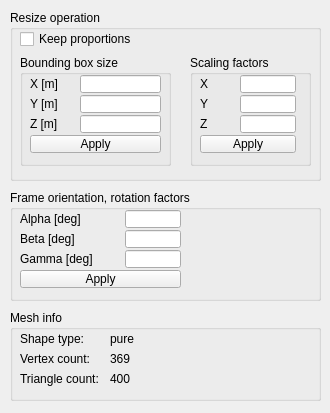
Qt form ui/qdlggeometry.ui (CoppeliaRobotics/coppeliaSimLib) before a commit.
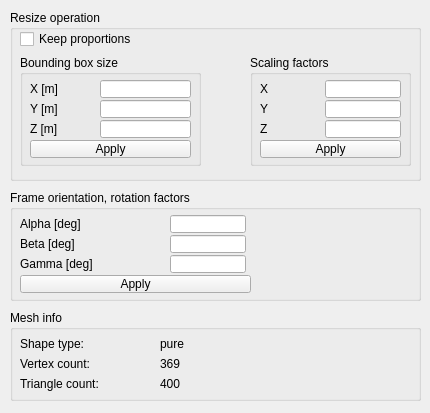
The same form after that commit.

Patch:
```diff
--- a/ui/qdlggeometry.ui
+++ b/ui/qdlggeometry.ui
@@ -6,7 +6,7 @@
    <rect>
     <x>0</x>
     <y>0</y>
-    <width>330</width>
+    <width>430</width>
     <height>413</height>
    </rect>
   </property>
@@ -21,7 +21,7 @@
     <rect>
      <x>10</x>
      <y>10</y>
-     <width>311</width>
+     <width>411</width>
      <height>171</height>
     </rect>
    </property>
@@ -36,7 +36,7 @@
      <rect>
       <x>10</x>
       <y>20</y>
-      <width>151</width>
+      <width>221</width>
       <height>18</height>
      </rect>
     </property>
@@ -52,7 +52,7 @@
      <rect>
       <x>10</x>
       <y>45</y>
-      <width>151</width>
+      <width>181</width>
       <height>111</height>
      </rect>
     </property>
@@ -66,8 +66,8 @@
      <property name="geometry">
       <rect>
        <x>10</x>
-       <y>20</y>
-       <width>51</width>
+       <y>25</y>
+       <width>71</width>
        <height>18</height>
       </rect>
      </property>
@@ -78,9 +78,9 @@
     <widget class="QLineEdit" name="qqSizeX">
      <property name="geometry">
       <rect>
-       <x>60</x>
-       <y>20</y>
-       <width>81</width>
+       <x>80</x>
+       <y>25</y>
+       <width>91</width>
        <height>18</height>
       </rect>
      </property>
@@ -89,8 +89,8 @@
      <property name="geometry">
       <rect>
        <x>10</x>
-       <y>40</y>
-       <width>51</width>
+       <y>45</y>
+       <width>71</width>
        <height>18</height>
       </rect>
      </property>
@@ -101,9 +101,9 @@
     <widget class="QLineEdit" name="qqSizeY">
      <property name="geometry">
       <rect>
-       <x>60</x>
-       <y>40</y>
-       <width>81</width>
+       <x>80</x>
+       <y>45</y>
+       <width>91</width>
        <height>18</height>
       </rect>
      </property>
@@ -111,9 +111,9 @@
     <widget class="QLineEdit" name="qqSizeZ">
      <property name="geometry">
       <rect>
-       <x>60</x>
-       <y>60</y>
-       <width>81</width>
+       <x>80</x>
+       <y>65</y>
+       <width>91</width>
        <height>18</height>
       </rect>
      </property>
@@ -122,8 +122,8 @@
      <property name="geometry">
       <rect>
        <x>10</x>
-       <y>60</y>
-       <width>51</width>
+       <y>65</y>
+       <width>71</width>
        <height>18</height>
       </rect>
      </property>
@@ -135,8 +135,8 @@
      <property name="geometry">
       <rect>
        <x>10</x>
-       <y>80</y>
-       <width>131</width>
+       <y>85</y>
+       <width>161</width>
        <height>18</height>
       </rect>
      </property>
@@ -151,9 +151,9 @@
    <widget class="QGroupBox" name="groupBox_3">
     <property name="geometry">
      <rect>
-      <x>180</x>
+      <x>240</x>
       <y>45</y>
-      <width>121</width>
+      <width>161</width>
       <height>111</height>
      </rect>
     </property>
@@ -167,7 +167,7 @@
      <property name="geometry">
       <rect>
        <x>10</x>
-       <y>60</y>
+       <y>65</y>
        <width>41</width>
        <height>18</height>
       </rect>
@@ -180,7 +180,7 @@
      <property name="geometry">
       <rect>
        <x>10</x>
-       <y>20</y>
+       <y>25</y>
        <width>41</width>
        <height>18</height>
       </rect>
@@ -192,9 +192,9 @@
     <widget class="QLineEdit" name="qqScaleZ">
      <property name="geometry">
       <rect>
-       <x>50</x>
-       <y>60</y>
-       <width>56</width>
+       <x>75</x>
+       <y>65</y>
+       <width>76</width>
        <height>18</height>
       </rect>
      </property>
@@ -202,9 +202,9 @@
     <widget class="QLineEdit" name="qqScaleY">
      <property name="geometry">
       <rect>
-       <x>50</x>
-       <y>40</y>
-       <width>56</width>
+       <x>75</x>
+       <y>45</y>
+       <width>76</width>
        <height>18</height>
       </rect>
      </property>
@@ -213,7 +213,7 @@
      <property name="geometry">
       <rect>
        <x>10</x>
-       <y>40</y>
+       <y>45</y>
        <width>41</width>
        <height>18</height>
       </rect>
@@ -225,9 +225,9 @@
     <widget class="QLineEdit" name="qqScaleX">
      <property name="geometry">
       <rect>
-       <x>50</x>
-       <y>20</y>
-       <width>56</width>
+       <x>75</x>
+       <y>25</y>
+       <width>76</width>
        <height>18</height>
       </rect>
      </property>
@@ -236,8 +236,8 @@
      <property name="geometry">
       <rect>
        <x>10</x>
-       <y>80</y>
-       <width>96</width>
+       <y>85</y>
+       <width>141</width>
        <height>18</height>
       </rect>
      </property>
@@ -255,7 +255,7 @@
     <rect>
      <x>10</x>
      <y>190</y>
-     <width>311</width>
+     <width>411</width>
      <height>111</height>
     </rect>
    </property>
@@ -268,9 +268,9 @@
    <widget class="QLineEdit" name="qqGamma">
     <property name="geometry">
      <rect>
-      <x>115</x>
-      <y>60</y>
-      <width>56</width>
+      <x>160</x>
+      <y>65</y>
+      <width>76</width>
       <height>18</height>
      </rect>
     </property>
@@ -279,8 +279,8 @@
     <property name="geometry">
      <rect>
       <x>10</x>
-      <y>60</y>
-      <width>101</width>
+      <y>65</y>
+      <width>151</width>
       <height>18</height>
      </rect>
     </property>
@@ -291,9 +291,9 @@
    <widget class="QLineEdit" name="qqBeta">
     <property name="geometry">
      <rect>
-      <x>115</x>
-      <y>40</y>
-      <width>56</width>
+      <x>160</x>
+      <y>45</y>
+      <width>76</width>
       <height>18</height>
      </rect>
     </property>
@@ -301,9 +301,9 @@
    <widget class="QLineEdit" name="qqAlpha">
     <property name="geometry">
      <rect>
-      <x>115</x>
-      <y>20</y>
-      <width>56</width>
+      <x>160</x>
+      <y>25</y>
+      <width>76</width>
       <height>18</height>
      </rect>
     </property>
@@ -312,8 +312,8 @@
     <property name="geometry">
      <rect>
       <x>10</x>
-      <y>40</y>
-      <width>101</width>
+      <y>45</y>
+      <width>151</width>
       <height>18</height>
      </rect>
     </property>
@@ -325,8 +325,8 @@
     <property name="geometry">
      <rect>
       <x>10</x>
-      <y>80</y>
-      <width>161</width>
+      <y>85</y>
+      <width>231</width>
       <height>18</height>
      </rect>
     </property>
@@ -341,8 +341,8 @@
     <property name="geometry">
      <rect>
       <x>10</x>
-      <y>20</y>
-      <width>101</width>
+      <y>25</y>
+      <width>151</width>
       <height>18</height>
      </rect>
     </property>
@@ -356,7 +356,7 @@
     <rect>
      <x>10</x>
      <y>310</y>
-     <width>311</width>
+     <width>411</width>
      <height>91</height>
     </rect>
    </property>
@@ -370,8 +370,8 @@
     <property name="geometry">
      <rect>
       <x>10</x>
-      <y>60</y>
-      <width>91</width>
+      <y>65</y>
+      <width>141</width>
       <height>18</height>
      </rect>
     </property>
@@ -383,8 +383,8 @@
     <property name="geometry">
      <rect>
       <x>10</x>
-      <y>40</y>
-      <width>91</width>
+      <y>45</y>
+      <width>141</width>
       <height>18</height>
      </rect>
     </property>
@@ -395,9 +395,9 @@
    <widget class="QLabel" name="qqVertexCnt">
     <property name="geometry">
      <rect>
-      <x>100</x>
-      <y>40</y>
-      <width>201</width>
+      <x>150</x>
+      <y>45</y>
+      <width>261</width>
       <height>18</height>
      </rect>
     </property>
@@ -408,9 +408,9 @@
    <widget class="QLabel" name="qqTriangleCnt">
     <property name="geometry">
      <rect>
-      <x>100</x>
-      <y>60</y>
-      <width>201</width>
+      <x>150</x>
+      <y>65</y>
+      <width>261</width>
       <height>18</height>
      </rect>
     </property>
@@ -422,8 +422,8 @@
     <property name="geometry">
      <rect>
       <x>10</x>
-      <y>20</y>
-      <width>91</width>
+      <y>25</y>
+      <width>141</width>
       <height>18</height>
      </rect>
     </property>
@@ -434,9 +434,9 @@
    <widget class="QLabel" name="qqShapeType">
     <property name="geometry">
      <rect>
-      <x>100</x>
-      <y>20</y>
-      <width>201</width>
+      <x>150</x>
+      <y>25</y>
+      <width>251</width>
       <height>18</height>
      </rect>
     </property>
```
